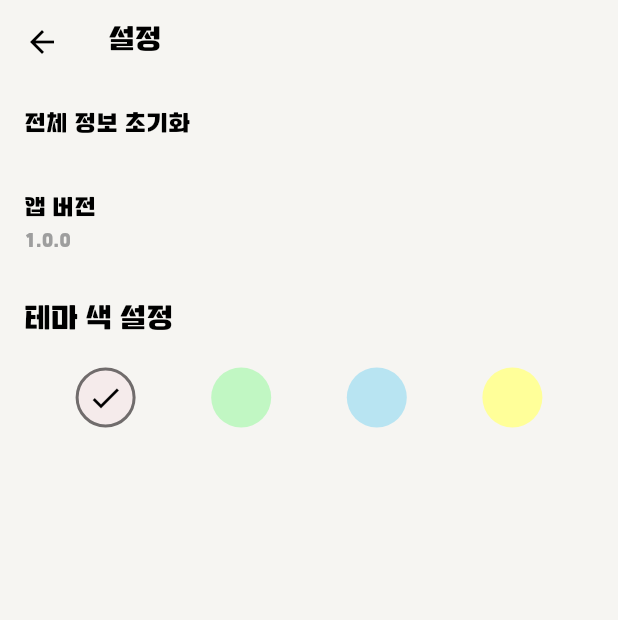
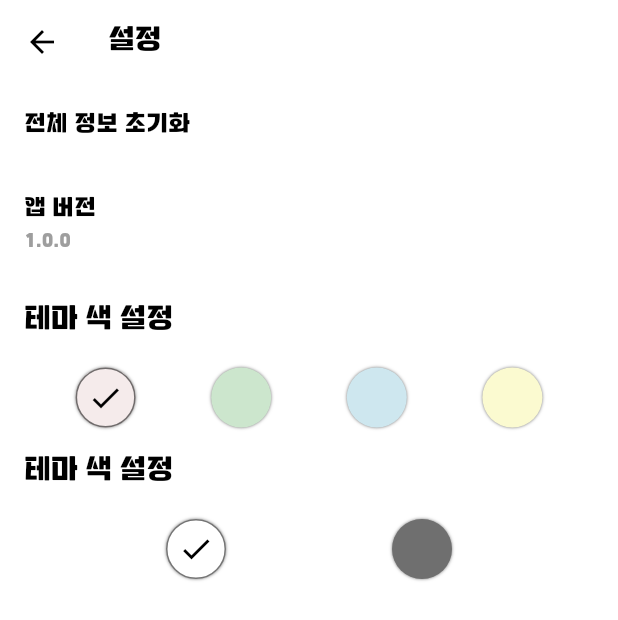
Before and after one commit to Mingjaam/dayo, a Flutter app: the screen it shows after launch, after a tap on the "settings" icon, on a phone screen of 412 x 824 dp. Shown: the top 620 px of the screen. Run offline on Flutter 3.47's test engine with Material 3 defaults, Android fonts, the phone set to English and light mode, and no system bars; our stand-ins replace shared_preferences, table_calendar; missing offline and left inert: forge2d.

Commit message:
스타일 수정 색 캘린더에도 적용

```diff
--- a/lib/calendar_cell.dart
+++ b/lib/calendar_cell.dart
@@ -3,6 +3,9 @@ import 'package:forge2d/forge2d.dart';
 import 'dart:async';
 import 'dart:math' as math;
 import 'styles.dart';
+import 'color_provider.dart';
+import 'package:provider/provider.dart';
+
 class CalendarCell extends StatefulWidget {
   final DateTime day;
   final bool isSelected;
@@ -135,7 +138,7 @@ class _CalendarCellState extends State<CalendarCell> with SingleTickerProviderSt
           height: widget.cellHeight,
           margin: EdgeInsets.all(1),
           decoration: BoxDecoration(
-            color: widget.isSelected ? AppStyles.lightPink : (widget.isToday ? AppStyles.lightPink : null),
+            color: widget.isSelected ? Provider.of<ColorProvider>(context).memoBubbleColor : (widget.isToday ? Provider.of<ColorProvider>(context).memoBubbleColor : null),
             border: Border.all(color: Colors.grey[300]!),
             borderRadius: BorderRadius.circular(4),
           ),
--- a/lib/calendar_screen.dart
+++ b/lib/calendar_screen.dart
@@ -6,6 +6,8 @@ import 'styles.dart';
 import 'calendar_cell.dart';
 import 'main.dart';
 import 'monthly_ball_count_widget.dart';
+import 'color_provider.dart';
+import 'package:provider/provider.dart';
 
 class CalendarScreen extends StatefulWidget {
   final Function(DateTime) onDaySelected;
@@ -22,6 +24,7 @@ class _CalendarScreenState extends State<CalendarScreen> {
   List<Map<String, dynamic>> _memos = [];
   late int _selectedYear;
   late int _selectedMonth;
+  late ColorProvider colorProvider;
 
   @override
   void initState() {
@@ -31,6 +34,12 @@ class _CalendarScreenState extends State<CalendarScreen> {
     _selectedYear = _focusedDay.year;
     _selectedMonth = _focusedDay.month;
     _loadMemos();
+  }
+
+  @override
+  void didChangeDependencies() {
+    super.didChangeDependencies();
+    colorProvider = Provider.of<ColorProvider>(context);
   }
 
   Future<void> _loadMemos() async {
@@ -55,7 +64,7 @@ class _CalendarScreenState extends State<CalendarScreen> {
         return StatefulBuilder(
           builder: (BuildContext context, StateSetter setState) {
             return AlertDialog(
-              backgroundColor: AppStyles.primaryColor,  // 배경색 지정
+              backgroundColor: AppStyles.commonBackgroundColor,  // 배경색 지정
               title: Text('년도와 월 선택',
                 style: TextStyle(
                   fontFamily: AppStyles.fontFamily,
@@ -183,6 +192,7 @@ class _CalendarScreenState extends State<CalendarScreen> {
 
     return Scaffold(
       appBar: AppBar(
+        backgroundColor: colorProvider.commonBackgroundColor,
         title: Center(
           child: Text(
             "${_focusedDay.year}년, ${_focusedDay.month}월의 기억",
@@ -196,7 +206,9 @@ class _CalendarScreenState extends State<CalendarScreen> {
           ),
         ],
       ),
-      body: Stack(
+      body: Container(
+        color: colorProvider.commonBackgroundColor, // 통일된 배경색 사용
+        child: Stack(
           children: [
             TableCalendar(
               firstDay: DateTime.utc(2010, 10, 16),
@@ -284,6 +296,7 @@ class _CalendarScreenState extends State<CalendarScreen> {
             ),
           ],
         ),
+      ),
     );
   }
 
--- a/lib/color_provider.dart
+++ b/lib/color_provider.dart
@@ -1,13 +1,55 @@
 import 'package:flutter/material.dart';
+import 'package:shared_preferences/shared_preferences.dart';
 import 'styles.dart';
 
 class ColorProvider with ChangeNotifier {
-  Color _memoBubbleColor = AppStyles.lightPink; // 기본 메모 색상
+  Color _memoBubbleColor = AppStyles.lightPink;
+  Color _commonBackgroundColor = Colors.white;
 
   Color get memoBubbleColor => _memoBubbleColor;
+  Color get commonBackgroundColor => _commonBackgroundColor;
+  ColorProvider() {
+    _loadMemoColor(); // 색상 로드
+    _loadBGColor();
+  }
 
-  void changeColor(Color newColor) {
+  void changeMemoColor(Color newColor) {
     _memoBubbleColor = newColor;
-    notifyListeners();
+    _saveMemoColor(newColor); // 색상 저장
+    notifyListeners(); // 색상이 변경되면 UI를 업데이트
   }
+
+  Future<void> _saveMemoColor(Color color) async {
+    final prefs = await SharedPreferences.getInstance();
+    prefs.setInt('memoBubbleColor', color.value); // 색상 값을 저장
+  }
+
+  Future<void> _loadMemoColor() async {
+    final prefs = await SharedPreferences.getInstance();
+    final colorValue = prefs.getInt('memoBubbleColor');
+    if (colorValue != null) {
+      _memoBubbleColor = Color(colorValue); // 저장된 색상 값을 불러옴
+    }
+  }
+
+  void changeBGColor(Color newColor) {
+    _commonBackgroundColor = newColor;
+    _saveBGColor(newColor);
+    notifyListeners(); // UI 업데이트를 위해 반드시 호출
+  }
+
+  Future<void> _loadBGColor() async {
+    final prefs = await SharedPreferences.getInstance();
+    final colorValue = prefs.getInt('commonBackgroundColor');
+    if (colorValue != null) {
+      _commonBackgroundColor = Color(colorValue);
+    }
+  }
+
+  Future<void> _saveBGColor(Color color) async {
+    final prefs = await SharedPreferences.getInstance();
+    prefs.setInt('commonBackgroundColor', color.value);
+  }
+
+
 }
--- a/lib/memo_screen.dart
+++ b/lib/memo_screen.dart
@@ -300,11 +300,12 @@ class _MemoScreenState extends State<MemoScreen> {
   Widget build(BuildContext context) {
     final now = DateTime.now();
     final todayString = DateFormat('yyyy년 MM월 dd일').format(now);
+    final colorProvider = Provider.of<ColorProvider>(context);
 
-    // 메모를 날짜별로 룹화
+    // 메모를 날짜별로 그룹화
     final groupedMemos = groupMemosByDate(_memos);
     final sortedDates = groupedMemos.keys.toList()
-      ..sort((a, b) => b.compareTo(a));  // 날짜를 내림차순으로 정렬
+      ..sort((a, b) => b.compareTo(a));
 
     return ScrollConfiguration(
       behavior: ScrollConfiguration.of(context).copyWith(
@@ -312,7 +313,7 @@ class _MemoScreenState extends State<MemoScreen> {
         physics: const ClampingScrollPhysics(),
       ),
       child: Scaffold(
-        backgroundColor: AppStyles.primaryColor,
+        backgroundColor: colorProvider.commonBackgroundColor, // ColorProvider에서 배경색 가져오기
         body: Column(
           children: [
             Container(
@@ -322,7 +323,7 @@ class _MemoScreenState extends State<MemoScreen> {
                 right: 16,
                 bottom: 8,
               ),
-              color: AppStyles.appBarBackgroundColor,
+              color: colorProvider.commonBackgroundColor, // ColorProvider에서 배경색 가져오기
               child: Row(
                 mainAxisAlignment: MainAxisAlignment.spaceBetween,
                 children: [
@@ -368,7 +369,7 @@ class _MemoScreenState extends State<MemoScreen> {
                   controller: _scrollController,
                   reverse: true,
                   key: _listViewKey,
-                  physics: const ClampingScrollPhysics(), // 스크롤 효과 수정
+                  physics: const ClampingScrollPhysics(),
                   itemCount: sortedDates.length,
                   itemBuilder: (context, index) {
                     final date = sortedDates[index];
@@ -376,15 +377,15 @@ class _MemoScreenState extends State<MemoScreen> {
                     return Column(
                       children: [
                         _buildDateHeader(date),
-                        ...memos.map((memo) => _buildMemoItem(memo)).toList(),
+                        ...memos.map((memo) => _buildMemoItem(memo, colorProvider.memoBubbleColor)).toList(), // 수정된 부분
                       ],
                     );
                   },
                 ),
               ),
             ),
-            // Divider 제거
             Container(
+              color: colorProvider.commonBackgroundColor, // ColorProvider에서 배경색 가져오기
               padding: EdgeInsets.symmetric(vertical: 12.0, horizontal: 16.0),
               child: Row(
                 crossAxisAlignment: CrossAxisAlignment.center,
@@ -486,7 +487,7 @@ class _MemoScreenState extends State<MemoScreen> {
     );
   }
 
-  Widget _buildMemoItem(Map<String, dynamic> memo) {
+  Widget _buildMemoItem(Map<String, dynamic> memo, Color memoColor) {
     final memoDate = DateTime.parse(memo['time']);
     return Dismissible(
       key: Key(memo['time']),
--- a/lib/settings_screen.dart
+++ b/lib/settings_screen.dart
@@ -27,11 +27,13 @@ class _SettingsScreenState extends State<SettingsScreen> {
     return Scaffold(
       appBar: AppBar(
         title: Text('설정', style: AppStyles.headerStyle),
-        backgroundColor: AppStyles.appBarBackgroundColor,
+        backgroundColor: colorProvider.commonBackgroundColor,
         elevation: 0,
         iconTheme: IconThemeData(color: AppStyles.textColor),
       ),
-      body: ListView(
+      body: Container(
+        color: colorProvider.commonBackgroundColor, // 통일된 배경색 사용
+        child: ListView(
           children: [
             ListTile(
               title: Text('전체 정보 초기화', style: AppStyles.memoTextStyle),
@@ -50,17 +52,25 @@ class _SettingsScreenState extends State<SettingsScreen> {
               mainAxisAlignment: MainAxisAlignment.spaceEvenly,
               children: [
                 _buildColorOption(AppStyles.lightPink, colorProvider),
-              _buildColorOption(const Color.fromARGB(255, 193, 247, 195), colorProvider),
-              _buildColorOption(const Color.fromARGB(255, 184, 228, 242), colorProvider),
-              _buildColorOption(const Color.fromARGB(255, 255, 255, 153), colorProvider),
+                _buildColorOption(AppStyles.lightGreen, colorProvider),
+                _buildColorOption(AppStyles.lightBlue, colorProvider),
+                _buildColorOption(AppStyles.lightYellow, colorProvider),
               ],
             ),
-          // ListTile(
-          //   title: Text('배경색 설정', style: AppStyles.memoTextStyle),
-          //   onTap: _showBackgroundColorPicker,
-          // ),
+                      Padding(
+              padding: const EdgeInsets.all(16.0),
+              child: Text('테마 색 설정', style: AppStyles.headerStyle),
+            ),
+            Row(
+              mainAxisAlignment: MainAxisAlignment.spaceEvenly,
+              children: [
+                _buildBGColorOption(AppStyles.commonBackgroundColor, colorProvider),
+                _buildBGColorOption(const Color.fromARGB(255, 111, 111, 111), colorProvider),
+              ],
+            ),
 
           ],
+        ),
       ),
     );
   }
@@ -103,12 +113,35 @@ class _SettingsScreenState extends State<SettingsScreen> {
     bool isSelected = colorProvider.memoBubbleColor == color; // 선택된 색상 확인
 
     return GestureDetector(
-      onTap: () => colorProvider.changeColor(color),
+      onTap: () => colorProvider.changeMemoColor(color),
       child: Container(
         decoration: BoxDecoration(
           shape: BoxShape.circle,
-          color: color, // 선택된 색상일 경우 음각 효과
-          border: isSelected ? Border.all(color: Colors.black54, width: 2) : null, // 음각 효과
+          boxShadow: [BoxShadow(color: Colors.black54, blurRadius: 1)],
+          color: color,
+          border: isSelected ? Border.all(color: Colors.black54, width: 1) : null, // 음각 효과
+        ),
+        width: 40,
+        height: 40,
+        alignment: Alignment.center,
+        child: isSelected
+            ? Icon(Icons.check, color: Colors.black) // 선택된 경우 체크 아이콘 표시
+            : null,
+      ),
+    );
+  }
+
+  Widget _buildBGColorOption(Color color, ColorProvider colorProvider) {
+    bool isSelected = colorProvider.commonBackgroundColor == color;
+
+    return GestureDetector(
+      onTap: () => colorProvider.changeBGColor(color),
+      child: Container(
+        decoration: BoxDecoration(
+          shape: BoxShape.circle,
+          boxShadow: [BoxShadow(color: Colors.black54, blurRadius: 1)],
+          color: color,
+          border: isSelected ? Border.all(color: Colors.black54, width: 1) : null, // 음각 효과
         ),
         width: 40,
         height: 40,
--- a/lib/styles.dart
+++ b/lib/styles.dart
@@ -1,13 +1,22 @@
 import 'package:flutter/material.dart';
 
 class AppStyles {
+
+  static const Color lightPink = Color(0xFFF5EBEB);
+  static const Color lightGreen = Color.fromARGB(255, 204, 230, 205);
+  static const Color lightBlue = Color.fromARGB(255, 206, 231, 239);
+  static const Color lightYellow = Color.fromARGB(255, 251, 250, 208);
+
   // 기본 색상
   static const Color lightGrey = Color(0xFFCACDD3);  // 연한 회색
-  static const Color lightPink = Color(0xFFF5EBEB);  // 연한 분홍색
+ // 연한 분홍색
   static const Color lightPeach = Color(0xFFEECEC9);  // 연한 살구색
   static const Color mediumPink = Color(0xFFC49894);  // 중간 톤의 분홍색
   static const Color mediumBlueGrey = Color(0xFF92A5BF);  // 중간 톤의 청회색
   static const Color beige = Color(0xFFF6F5F2);  // 연한 베이지색
+
+  // 공통 배경색
+  static const Color commonBackgroundColor = Colors.white; // 통일할 배경색
 
   // 앱 색상 (쉽게 변경 가능)
   static const Color primaryColor = beige;
@@ -91,7 +100,7 @@ class AppStyles {
   );
 
   // 캘린더 관련 색상
-  static const Color calendarCellBackground = Color(0xFFFFFAFA);  // 기본 셀 배경색
+  static const Color calendarCellBackground = commonBackgroundColor;  // 기본 셀 배경색
   static const Color calendarTodayBackground = lightPink;  // 오늘 날짜 배경색
   static const Color calendarSelectedBackground = lightPink;  // 선택된 날짜 배경색
   static const Color calendarWeekendText = Color(0xFFFF69B4);  // 주말 텍스트 색상
```
Lines whose indentation alone changed are shown as unchanged.
